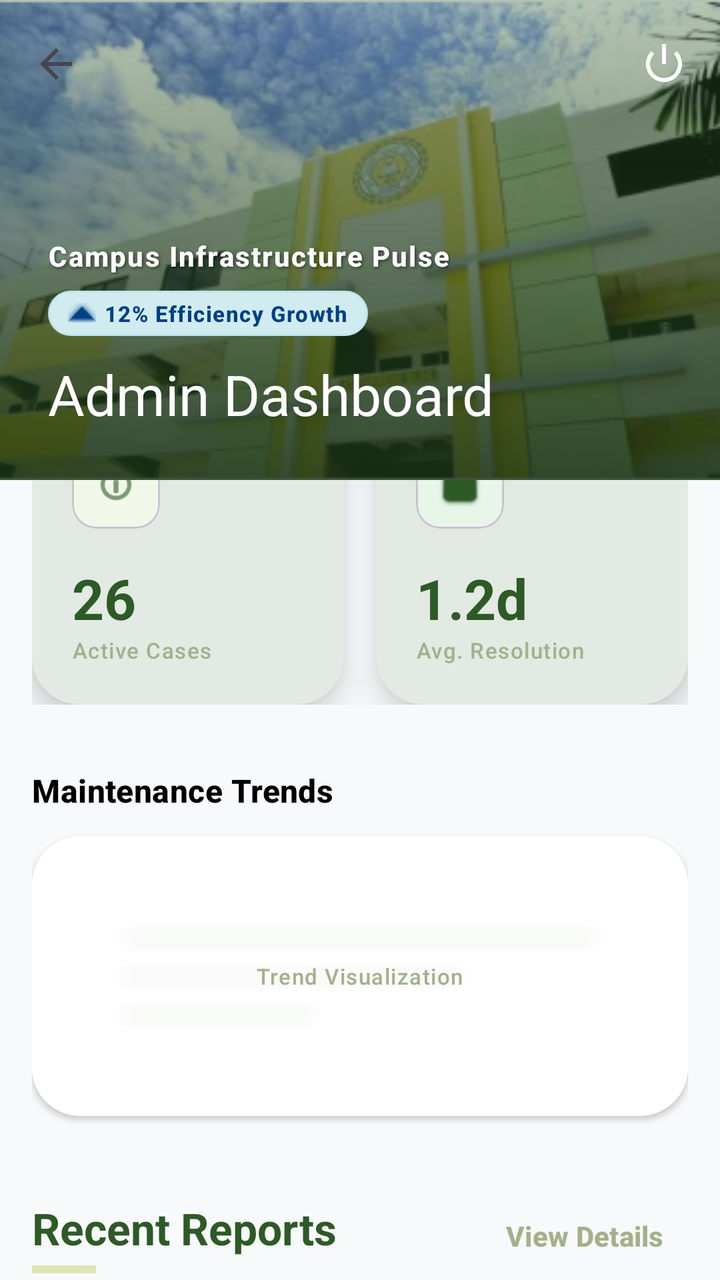
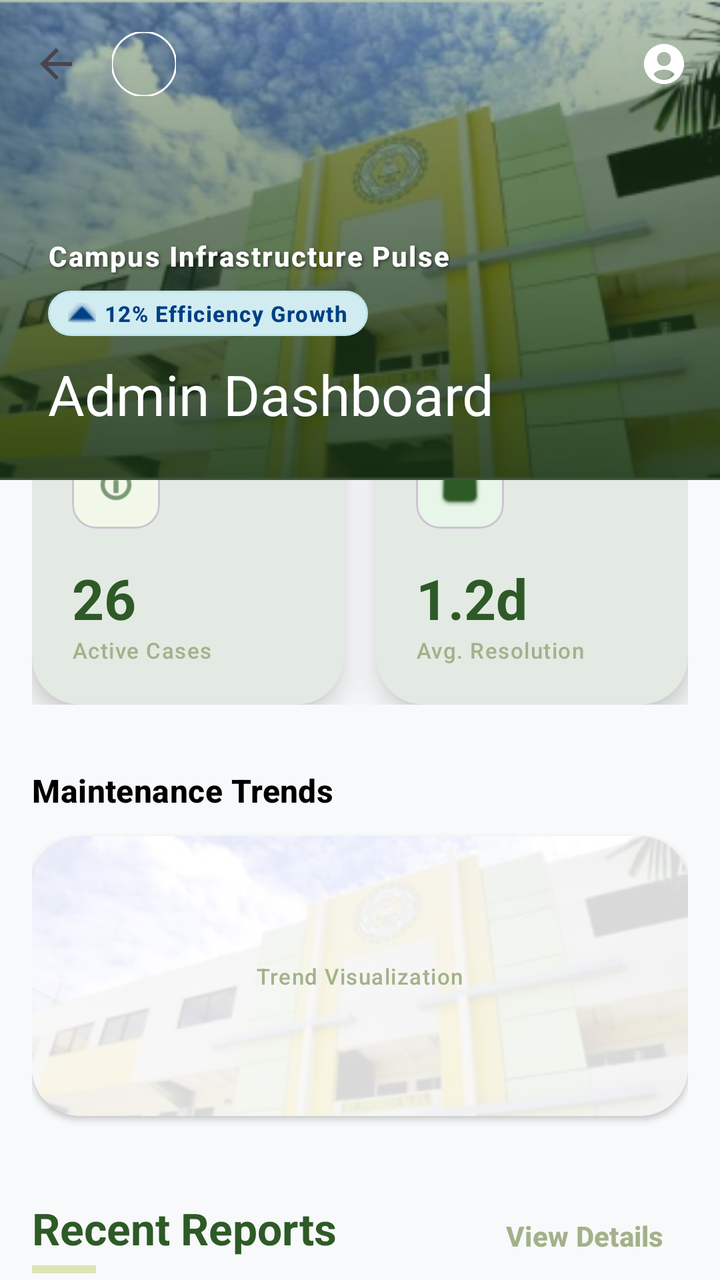

The first picture is an Android layout as it rendered before a commit; the second is the same layout after the commit. The layout source and the unified diff follow.
<!-- AndroidManifest.xml: application theme Theme.CampusAlert -->
<!-- res/layout/activity_admin_analytics.xml -->
<?xml version="1.0" encoding="utf-8"?>
<androidx.coordinatorlayout.widget.CoordinatorLayout xmlns:android="http://schemas.android.com/apk/res/android"
    xmlns:app="http://schemas.android.com/apk/res-auto"
    xmlns:tools="http://schemas.android.com/tools"
    android:layout_width="match_parent"
    android:layout_height="match_parent"
    android:background="#F8F9FA">

    
    <com.google.android.material.appbar.AppBarLayout
        android:id="@+id/app_bar"
        android:layout_width="match_parent"
        android:layout_height="240dp"
        android:background="@android:color/transparent">

        <com.google.android.material.appbar.CollapsingToolbarLayout
            android:id="@+id/collapsing_toolbar"
            android:layout_width="match_parent"
            android:layout_height="match_parent"
            app:contentScrim="@color/forest_green"
            app:expandedTitleMarginBottom="32dp"
            app:expandedTitleMarginStart="24dp"
            app:expandedTitleTextColor="@color/white"
            app:collapsedTitleTextColor="@color/white"
            app:expandedTitleTextAppearance="@style/TextAppearance.Material3.HeadlineMedium"
            app:layout_scrollFlags="scroll|exitUntilCollapsed"
            app:title="@string/admin_dashboard"
            app:titleCollapseMode="fade">

            
            <ImageView
                android:layout_width="match_parent"
                android:layout_height="match_parent"
                android:scaleType="centerCrop"
                android:src="@mipmap/scc_bldg_background"
                app:layout_collapseMode="parallax"
                app:layout_collapseParallaxMultiplier="0.7"
                android:contentDescription="@string/campus_background" />

            
            <View
                android:layout_width="match_parent"
                android:layout_height="match_parent"
                android:background="@drawable/bg_green_scrim"
                android:alpha="0.85" />

            
            <View
                android:layout_width="match_parent"
                android:layout_height="match_parent"
                android:alpha="0.5"
                android:background="@drawable/bg_gradient_scrim" />

            
            <LinearLayout
                android:layout_width="match_parent"
                android:layout_height="wrap_content"
                android:layout_gravity="bottom"
                android:orientation="vertical"
                android:paddingHorizontal="24dp"
                android:paddingBottom="72dp"
                app:layout_collapseMode="parallax">

                <TextView
                    android:layout_width="wrap_content"
                    android:layout_height="wrap_content"
                    android:text="@string/campus_pulse"
                    android:textAppearance="@style/TextAppearance.Material3.LabelLarge"
                    android:textColor="@color/white"
                    android:textStyle="bold"
                    android:shadowColor="#80000000"
                    android:shadowDx="2"
                    android:shadowDy="2"
                    android:shadowRadius="4"
                    android:letterSpacing="0.05" />

                
                <LinearLayout
                    android:layout_width="wrap_content"
                    android:layout_height="wrap_content"
                    android:layout_marginTop="8dp"
                    android:gravity="center_vertical"
                    android:orientation="horizontal"
                    android:background="@drawable/bg_pill_progress"
                    android:paddingHorizontal="10dp"
                    android:paddingVertical="4dp">
                    
                    <ImageView
                        android:layout_width="14dp"
                        android:layout_height="14dp"
                        android:src="@android:drawable/arrow_up_float"
                        app:tint="#004085"
                        android:contentDescription="@string/efficiency_growth" />
                        
                    <TextView
                        android:layout_width="wrap_content"
                        android:layout_height="wrap_content"
                        android:layout_marginStart="4dp"
                        android:text="@string/efficiency_growth"
                        android:textAppearance="@style/TextAppearance.Material3.LabelSmall"
                        android:textColor="#004085"
                        android:textStyle="bold" />
                </LinearLayout>
            </LinearLayout>

            <androidx.appcompat.widget.Toolbar
                android:id="@+id/toolbar"
                android:layout_width="match_parent"
                android:layout_height="?attr/actionBarSize"
                app:layout_collapseMode="pin"
                app:navigationIcon="?attr/homeAsUpIndicator"
                app:navigationIconTint="@color/white">

                <RelativeLayout
                    android:layout_width="match_parent"
                    android:layout_height="wrap_content"
                    android:paddingStart="0dp"
                    android:paddingEnd="16dp"
                    tools:ignore="RtlSymmetry">

                    <ImageView
                        android:id="@+id/btn_logout"
                        android:layout_width="24dp"
                        android:layout_height="24dp"
                        android:layout_alignParentEnd="true"
                        android:layout_centerVertical="true"
                        android:contentDescription="@string/logout"
                        android:src="@android:drawable/ic_lock_power_off"
                        app:tint="@color/white" />
                </RelativeLayout>
            </androidx.appcompat.widget.Toolbar>

        </com.google.android.material.appbar.CollapsingToolbarLayout>
    </com.google.android.material.appbar.AppBarLayout>

    <androidx.core.widget.NestedScrollView
        android:layout_width="match_parent"
        android:layout_height="match_parent"
        android:clipToPadding="false"
        app:layout_behavior="@string/appbar_scrolling_view_behavior">

        <LinearLayout
            android:layout_width="match_parent"
            android:layout_height="wrap_content"
            android:orientation="vertical"
            android:paddingBottom="40dp">

            
            <LinearLayout
                android:layout_width="match_parent"
                android:layout_height="wrap_content"
                android:layout_marginHorizontal="16dp"
                android:layout_marginTop="-40dp"
                android:baselineAligned="false"
                android:orientation="horizontal">

                <com.google.android.material.card.MaterialCardView
                    android:layout_width="0dp"
                    android:layout_height="wrap_content"
                    android:layout_marginEnd="8dp"
                    android:layout_weight="1"
                    app:cardCornerRadius="24dp"
                    app:cardElevation="10dp"
                    app:strokeWidth="0dp">

                    <LinearLayout
                        android:layout_width="match_parent"
                        android:layout_height="wrap_content"
                        android:orientation="vertical"
                        android:padding="20dp">

                        <com.google.android.material.card.MaterialCardView
                            android:layout_width="44dp"
                            android:layout_height="44dp"
                            app:cardBackgroundColor="#F1F8E9"
                            app:cardCornerRadius="12dp"
                            app:cardElevation="0dp">
                            <ImageView
                                android:layout_width="22dp"
                                android:layout_height="22dp"
                                android:layout_gravity="center"
                                android:src="@android:drawable/ic_menu_info_details"
                                app:tint="@color/forest_green"
                                android:contentDescription="@string/total_open_reports" />
                        </com.google.android.material.card.MaterialCardView>

                        <TextView
                            android:id="@+id/total_open_text"
                            android:layout_width="wrap_content"
                            android:layout_height="wrap_content"
                            android:layout_marginTop="16dp"
                            android:text="@string/mock_total_open"
                            android:textAppearance="@style/TextAppearance.Material3.HeadlineMedium"
                            android:textColor="@color/forest_green"
                            android:textStyle="bold" />

                        <TextView
                            android:layout_width="wrap_content"
                            android:layout_height="wrap_content"
                            android:text="@string/active_cases"
                            android:textAppearance="@style/TextAppearance.Material3.LabelSmall"
                            android:textColor="@color/sage_green" />
                    </LinearLayout>
                </com.google.android.material.card.MaterialCardView>

                <com.google.android.material.card.MaterialCardView
                    android:layout_width="0dp"
                    android:layout_height="wrap_content"
                    android:layout_marginStart="8dp"
                    android:layout_weight="1"
                    app:cardCornerRadius="24dp"
                    app:cardElevation="10dp"
                    app:strokeWidth="0dp">

                    <LinearLayout
                        android:layout_width="match_parent"
                        android:layout_height="wrap_content"
                        android:orientation="vertical"
                        android:padding="20dp">

                        <com.google.android.material.card.MaterialCardView
                            android:layout_width="44dp"
                            android:layout_height="44dp"
                            app:cardBackgroundColor="#E8F5E9"
                            app:cardCornerRadius="12dp"
                            app:cardElevation="0dp">
                            <ImageView
                                android:layout_width="22dp"
                                android:layout_height="22dp"
                                android:layout_gravity="center"
                                android:src="@android:drawable/checkbox_on_background"
                                app:tint="@color/forest_green"
                                android:contentDescription="@string/avg_resolution" />
                        </com.google.android.material.card.MaterialCardView>

                        <TextView
                            android:id="@+id/avg_resolution_text"
                            android:layout_width="wrap_content"
                            android:layout_height="wrap_content"
                            android:layout_marginTop="16dp"
                            android:text="@string/mock_avg_res"
                            android:textAppearance="@style/TextAppearance.Material3.HeadlineMedium"
                            android:textColor="@color/forest_green"
                            android:textStyle="bold" />

                        <TextView
                            android:layout_width="wrap_content"
                            android:layout_height="wrap_content"
                            android:text="@string/avg_resolution"
                            android:textAppearance="@style/TextAppearance.Material3.LabelSmall"
                            android:textColor="@color/sage_green" />
                    </LinearLayout>
                </com.google.android.material.card.MaterialCardView>
            </LinearLayout>

            <LinearLayout
                android:layout_width="match_parent"
                android:layout_height="wrap_content"
                android:orientation="vertical"
                android:paddingHorizontal="16dp">

                
                <TextView
                    android:layout_width="wrap_content"
                    android:layout_height="wrap_content"
                    android:layout_marginTop="32dp"
                    android:text="@string/maintenance_trends"
                    android:textAppearance="@style/TextAppearance.Material3.TitleMedium"
                    android:textColor="@color/black"
                    android:textStyle="bold" />

                <com.google.android.material.card.MaterialCardView
                    android:layout_width="match_parent"
                    android:layout_height="wrap_content"
                    android:layout_marginTop="12dp"
                    app:cardCornerRadius="24dp"
                    app:cardElevation="2dp"
                    app:strokeWidth="0dp">
                    <RelativeLayout
                        android:layout_width="match_parent"
                        android:layout_height="140dp"
                        android:background="@color/white">
                        <ImageView
                            android:layout_width="match_parent"
                            android:layout_height="match_parent"
                            android:padding="24dp"
                            android:src="@android:drawable/ic_menu_sort_by_size"
                            android:alpha="0.05"
                            android:scaleType="fitXY"
                            app:tint="@color/forest_green"
                            android:contentDescription="@string/trend_viz" />
                        <TextView
                            android:layout_width="wrap_content"
                            android:layout_height="wrap_content"
                            android:layout_centerInParent="true"
                            android:text="@string/trend_viz"
                            android:textAppearance="@style/TextAppearance.Material3.LabelSmall"
                            android:textColor="@color/sage_green" />
                    </RelativeLayout>
                </com.google.android.material.card.MaterialCardView>

                
                <LinearLayout
                    android:layout_width="match_parent"
                    android:layout_height="wrap_content"
                    android:layout_marginTop="36dp"
                    android:layout_marginBottom="12dp"
                    android:gravity="center_vertical"
                    android:orientation="horizontal">

                    <LinearLayout
                        android:layout_width="0dp"
                        android:layout_height="wrap_content"
                        android:layout_weight="1"
                        android:orientation="vertical">

                        <TextView
                            android:layout_width="wrap_content"
                            android:layout_height="wrap_content"
                            android:text="@string/recent_reports"
                            android:textAppearance="@style/TextAppearance.Material3.TitleLarge"
                            android:textColor="@color/forest_green"
                            android:textStyle="bold" />

                        <View
                            android:layout_width="32dp"
                            android:layout_height="4dp"
                            android:layout_marginTop="4dp"
                            android:background="@color/soft_sage" />
                    </LinearLayout>

                    <com.google.android.material.button.MaterialButton
                        android:id="@+id/btn_see_all"
                        style="@style/Widget.Material3.Button.TextButton"
                        android:layout_width="wrap_content"
                        android:layout_height="wrap_content"
                        android:text="@string/view_details"
                        android:textColor="@color/sage_green"
                        android:textStyle="bold" />
                </LinearLayout>

                
                <androidx.recyclerview.widget.RecyclerView
                    android:id="@+id/recycler_all_reports"
                    android:layout_width="match_parent"
                    android:layout_height="wrap_content"
                    android:nestedScrollingEnabled="false"
                    android:paddingBottom="20dp"
                    tools:listitem="@layout/item_report" />

            </LinearLayout>
        </LinearLayout>
    </androidx.core.widget.NestedScrollView>

</androidx.coordinatorlayout.widget.CoordinatorLayout>
<!-- res/layout/item_report.xml (included above) -->
<?xml version="1.0" encoding="utf-8"?>
<com.google.android.material.card.MaterialCardView xmlns:android="http://schemas.android.com/apk/res/android"
    xmlns:app="http://schemas.android.com/apk/res-auto"
    android:layout_width="match_parent"
    android:layout_height="wrap_content"
    android:layout_marginHorizontal="16dp"
    android:layout_marginVertical="6dp"
    app:cardCornerRadius="20dp"
    app:cardElevation="3dp"
    app:strokeWidth="1dp"
    app:strokeColor="#F5F5F5"
    app:cardBackgroundColor="@color/white">

    <LinearLayout
        android:layout_width="match_parent"
        android:layout_height="wrap_content"
        android:gravity="center_vertical"
        android:orientation="horizontal"
        android:padding="16dp">

        
        <com.google.android.material.card.MaterialCardView
            android:id="@+id/icon_container"
            android:layout_width="52dp"
            android:layout_height="52dp"
            app:cardCornerRadius="14dp"
            app:cardBackgroundColor="#F1F8E9"
            app:cardElevation="0dp"
            app:strokeWidth="0dp">
            <ImageView
                android:id="@+id/status_icon"
                android:layout_width="26dp"
                android:layout_height="26dp"
                android:layout_gravity="center"
                android:src="@android:drawable/ic_menu_info_details"
                app:tint="@color/forest_green" />
        </com.google.android.material.card.MaterialCardView>

        
        <LinearLayout
            android:layout_width="0dp"
            android:layout_height="wrap_content"
            android:layout_marginStart="16dp"
            android:layout_weight="1"
            android:orientation="vertical">

            <TextView
                android:id="@+id/report_title"
                android:layout_width="wrap_content"
                android:layout_height="wrap_content"
                android:text="Report Title"
                android:textAppearance="@style/TextAppearance.Material3.TitleSmall"
                android:textColor="@color/forest_green"
                android:textStyle="bold" />

            <TextView
                android:id="@+id/report_building"
                android:layout_width="wrap_content"
                android:layout_height="wrap_content"
                android:text="Location Details"
                android:textAppearance="@style/TextAppearance.Material3.LabelSmall"
                android:textColor="@color/sage_green"
                android:layout_marginTop="2dp" />
        </LinearLayout>

        
        <com.google.android.material.button.MaterialButton
            android:id="@+id/status_pill"
            style="@style/Widget.Material3.Button.IconButton.Filled"
            android:layout_width="40dp"
            android:layout_height="40dp"
            android:insetLeft="0dp"
            android:insetTop="0dp"
            android:insetRight="0dp"
            android:insetBottom="0dp"
            app:icon="@android:drawable/ic_media_play"
            app:iconSize="20dp"
            app:iconTint="@color/white"
            app:backgroundTint="@color/forest_green"
            app:shapeAppearanceOverlay="@style/ShapeAppearance.Material3.Corner.Full" />

    </LinearLayout>
</com.google.android.material.card.MaterialCardView>
<!-- resources referenced by this layout -->
<resources>
  <color name="black">#FF000000</color>
  <color name="forest_green">#2D5A27</color>
  <color name="sage_green">#A3B18A</color>
  <color name="soft_sage">#DDE5B6</color>
  <color name="white">#FFFFFFFF</color>
  <!-- drawable bg_gradient_scrim (drawable) -->
  <?xml version="1.0" encoding="utf-8"?>
  <shape xmlns:android="http://schemas.android.com/apk/res/android">
      <gradient
          android:angle="90"
          android:startColor="#B3000000"
          android:centerColor="#4D000000"
          android:endColor="@android:color/transparent"
          android:type="linear" />
  </shape>
  <!-- drawable bg_green_scrim (drawable) -->
  <?xml version="1.0" encoding="utf-8"?>
  <shape xmlns:android="http://schemas.android.com/apk/res/android">
      <gradient
          android:angle="90"
          android:startColor="#E62D5A27"
          android:centerColor="#992D5A27"
          android:endColor="#662D5A27"
          android:type="linear" />
  </shape>
  <!-- drawable bg_pill_progress (drawable) -->
  <?xml version="1.0" encoding="utf-8"?>
  <shape xmlns:android="http://schemas.android.com/apk/res/android">
      <solid android:color="#D1ECF1"/>
      <corners android:radius="16dp"/>
      <stroke android:width="1dp" android:color="#BEE5EB"/>
  </shape>
  <string name="active_cases">Active Cases</string>
  <string name="admin_dashboard">Admin Dashboard</string>
  <string name="avg_resolution">Avg. Resolution</string>
  <string name="campus_background">Campus Background</string>
  <string name="campus_pulse">Campus Infrastructure Pulse</string>
  <string name="efficiency_growth">12% Efficiency Growth</string>
  <string name="logout">Logout</string>
  <string name="maintenance_trends">Maintenance Trends</string>
  <string name="mock_avg_res">1.2d</string>
  <string name="mock_total_open">26</string>
  <string name="recent_reports">Recent Reports</string>
  <string name="total_open_reports">Total Open Reports</string>
  <string name="trend_viz">Trend Visualization</string>
  <string name="view_details">View Details</string>
  <style name="Theme.CampusAlert" parent="Base.Theme.CampusAlert" />
  <color name="primary">@color/forest_green</color>
  <color name="onPrimary">@color/white</color>
  <color name="secondary">@color/sage_green</color>
  <color name="onSecondary">@color/black</color>
  <color name="background">@color/light_gray</color>
  <color name="surface">@color/white</color>
  <style name="ShapeAppearance.CampusAlert.Large" parent="ShapeAppearance.Material3.LargeComponent">
          <item name="cornerSize">16dp</item>
      </style>
  <style name="ShapeAppearance.CampusAlert.Medium" parent="ShapeAppearance.Material3.MediumComponent">
          <item name="cornerSize">12dp</item>
      </style>
  <color name="light_gray">#F8F9FA</color>
  <!-- unchanged entries left out for length: 2 -->
</resources>

<!-- the commit's change to res/layout/activity_admin_analytics.xml (unified diff, before → after) -->
@@ -118,14 +118,24 @@
                     android:paddingEnd="16dp"
                     tools:ignore="RtlSymmetry">
 
+                    <com.google.android.material.imageview.ShapeableImageView
+                        android:id="@+id/profile_image_admin"
+                        android:layout_width="32dp"
+                        android:layout_height="32dp"
+                        android:layout_centerVertical="true"
+                        android:src="@mipmap/scclogo"
+                        app:shapeAppearanceOverlay="@style/ShapeAppearance.Material3.Corner.Full"
+                        app:strokeColor="@color/white"
+                        app:strokeWidth="1dp" />
+
                     <ImageView
-                        android:id="@+id/btn_logout"
+                        android:id="@+id/btn_settings"
                         android:layout_width="24dp"
                         android:layout_height="24dp"
                         android:layout_alignParentEnd="true"
                         android:layout_centerVertical="true"
-                        android:contentDescription="@string/logout"
-                        android:src="@android:drawable/ic_lock_power_off"
+                        android:contentDescription="@string/dropdown_hint"
+                        android:src="@drawable/ic_account_circle"
                         app:tint="@color/white" />
                 </RelativeLayout>
             </androidx.appcompat.widget.Toolbar>
@@ -270,6 +280,7 @@
                     android:textStyle="bold" />
 
                 <com.google.android.material.card.MaterialCardView
+                    android:id="@+id/trend_card"
                     android:layout_width="match_parent"
                     android:layout_height="wrap_content"
                     android:layout_marginTop="12dp"
@@ -283,11 +294,9 @@
                         <ImageView
                             android:layout_width="match_parent"
                             android:layout_height="match_parent"
-                            android:padding="24dp"
-                            android:src="@android:drawable/ic_menu_sort_by_size"
-                            android:alpha="0.05"
-                            android:scaleType="fitXY"
-                            app:tint="@color/forest_green"
+                            android:src="@mipmap/scc_bldg_background"
+                            android:alpha="0.15"
+                            android:scaleType="centerCrop"
                             android:contentDescription="@string/trend_viz" />
                         <TextView
                             android:layout_width="wrap_content"
<!-- resource entries referenced after the edit -->
@@ -32,13 +32,29 @@
       <corners android:radius="16dp"/>
       <stroke android:width="1dp" android:color="#BEE5EB"/>
   </shape>
+  <!-- drawable ic_account_circle (drawable) -->
+  <vector xmlns:android="http://schemas.android.com/apk/res/android"
+      android:width="24dp"
+      android:height="24dp"
+      android:viewportWidth="24"
+      android:viewportHeight="24">
+      <path
+          android:fillColor="#FFFFFF"
+          android:pathData="M12,2C6.48,2 2,6.48 2,12s4.48,10 10,10 10,-4.48 10,-10S17.52,2 12,2zM12,6c1.93,0 3.5,1.57 3.5,3.5S13.93,13 12,13s-3.5,-1.57 -3.5,-3.5S10.07,6 12,6zM12,20c-2.03,0 -3.8,-1.02 -5.14,-2.58 0.03,-1.71 3.48,-2.62 5.14,-2.62 1.65,0 5.1,0.91 5.14,2.62C15.8,18.98 14.03,20 12,20z" />
+  </vector>
+  <!-- mipmap scclogo (mipmap-anydpi-v26) -->
+  <?xml version="1.0" encoding="utf-8"?>
+  <adaptive-icon xmlns:android="http://schemas.android.com/apk/res/android">
+      <background android:drawable="@mipmap/scclogo_background"/>
+      <foreground android:drawable="@mipmap/scclogo_foreground"/>
+  </adaptive-icon>
   <string name="active_cases">Active Cases</string>
   <string name="admin_dashboard">Admin Dashboard</string>
   <string name="avg_resolution">Avg. Resolution</string>
   <string name="campus_background">Campus Background</string>
   <string name="campus_pulse">Campus Infrastructure Pulse</string>
+  <string name="dropdown_hint">Dropdown</string>
   <string name="efficiency_growth">12% Efficiency Growth</string>
-  <string name="logout">Logout</string>
   <string name="maintenance_trends">Maintenance Trends</string>
   <string name="mock_avg_res">1.2d</string>
   <string name="mock_total_open">26</string>
